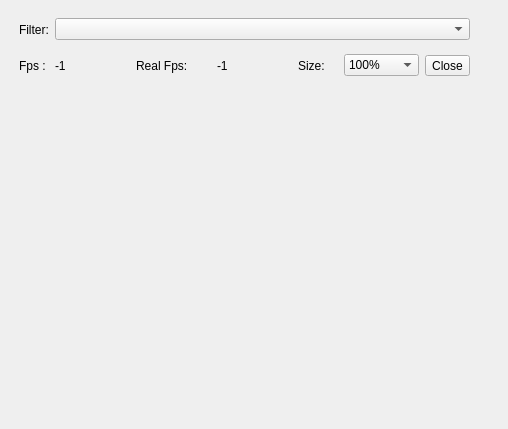
This is SeaGoatVision/client/qt/uifiles/WinViewer.ui in Octets/SeaGoatVision as Qt 5 draws it before an edit. The edited form follows.
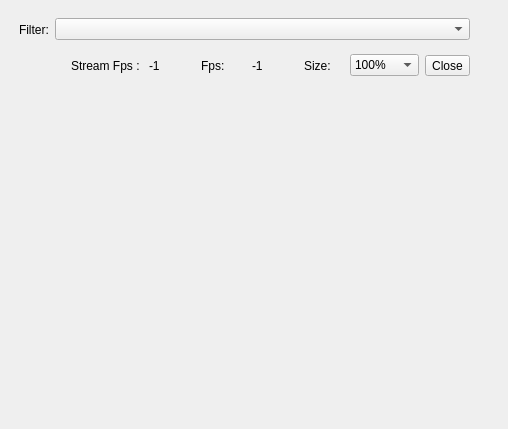
This is the edited form.

Commit message: Implement subscriber in client. Add media name in winviewer.

The edit to the form file:
```diff
--- a/SeaGoatVision/client/qt/uifiles/WinViewer.ui
+++ b/SeaGoatVision/client/qt/uifiles/WinViewer.ui
@@ -110,6 +110,13 @@
         <property name="leftMargin">
          <number>10</number>
         </property>
+        <item>
+         <widget class="QLabel" name="lbl_media_name">
+          <property name="text">
+           <string/>
+          </property>
+         </widget>
+        </item>
         <item>
          <widget class="QLabel" name="label_3">
           <property name="sizePolicy">
@@ -119,12 +126,12 @@
            </sizepolicy>
           </property>
           <property name="text">
-           <string>Fps : </string>
+           <string>Stream Fps : </string>
           </property>
          </widget>
         </item>
         <item>
-         <widget class="QLabel" name="lbl_fps">
+         <widget class="QLabel" name="lbl_stream_fps">
           <property name="text">
            <string>-1</string>
           </property>
@@ -133,12 +140,12 @@
         <item>
          <widget class="QLabel" name="label_4">
           <property name="text">
-           <string>Real Fps:</string>
+           <string>Fps:</string>
           </property>
          </widget>
         </item>
         <item>
-         <widget class="QLabel" name="lbl_real_fps">
+         <widget class="QLabel" name="lbl_fps">
           <property name="text">
            <string>-1</string>
           </property>
```
The commit also changes 9 other files.
